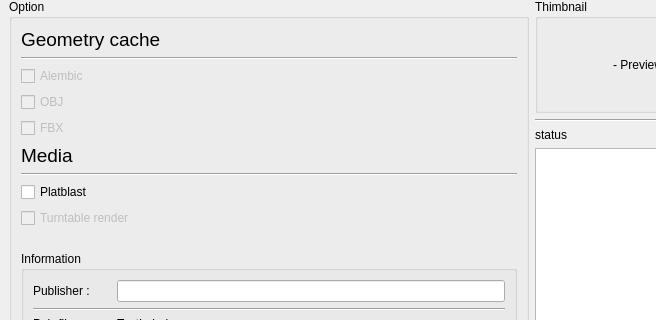
The window that ui/Maya_GlobalPublish.ui (Shayen/sal_pipeline) describes before a commit, drawn with Qt 5; both pictures show x 0 to 656 and y 130 to 450 of the 800 by 600 pixel window.
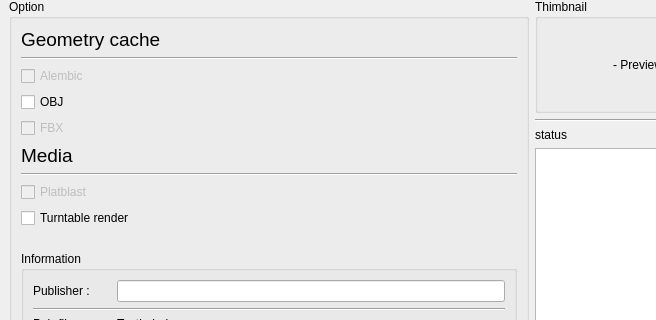
The same window after the commit.

Commit message: :computer:Update UI element's name.

Diff of the .ui file:
```diff
--- a/ui/Maya_GlobalPublish.ui
+++ b/ui/Maya_GlobalPublish.ui
@@ -124,7 +124,7 @@
            <item>
             <widget class="QCheckBox" name="checkBox_2">
              <property name="enabled">
-              <bool>false</bool>
+              <bool>true</bool>
              </property>
              <property name="text">
               <string>OBJ</string>
@@ -162,6 +162,9 @@
            </item>
            <item>
             <widget class="QCheckBox" name="checkBox_4">
+             <property name="enabled">
+              <bool>false</bool>
+             </property>
              <property name="text">
               <string>Platblast</string>
              </property>
@@ -170,7 +173,7 @@
            <item>
             <widget class="QCheckBox" name="checkBox_5">
              <property name="enabled">
-              <bool>false</bool>
+              <bool>true</bool>
              </property>
              <property name="text">
               <string>Turntable render</string>
```
Left out of the diff: 4 changed lines with no effect on the pictures.
